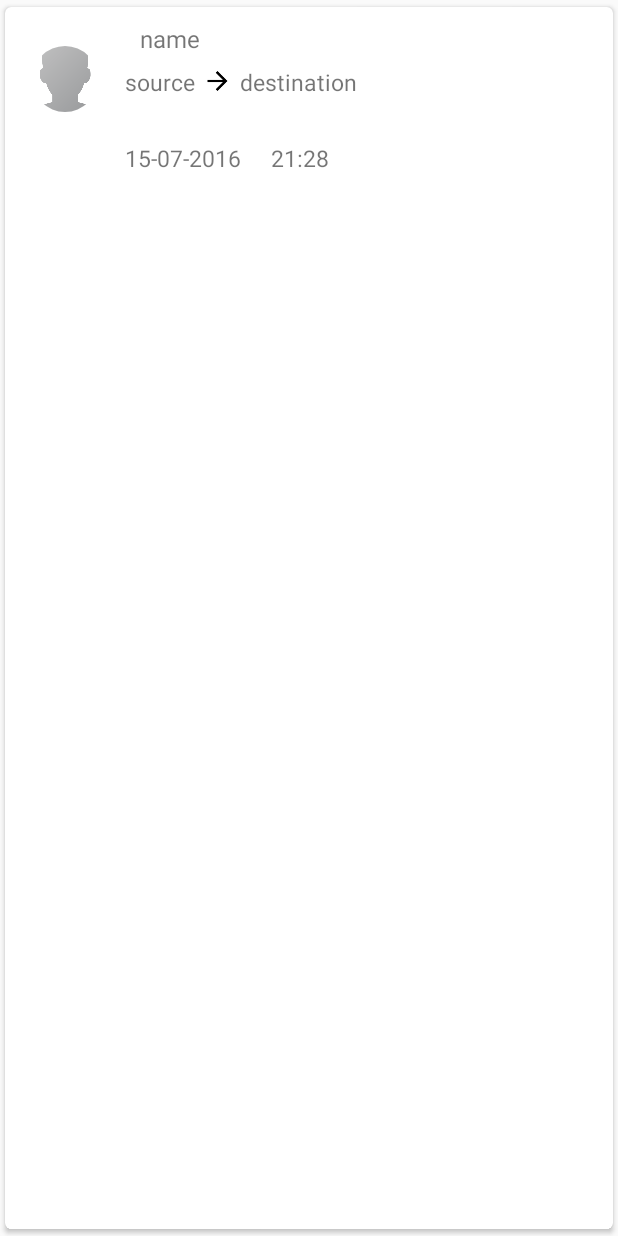
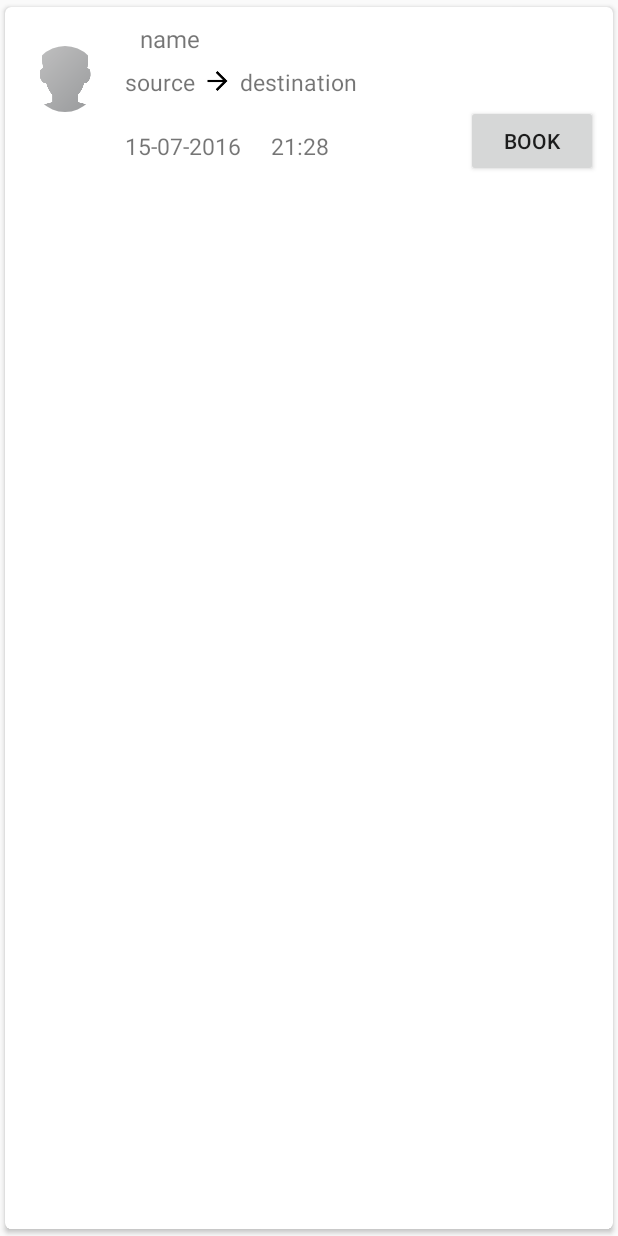
Before and after one commit to nihalanisumit/Poolio, an Android app: the layout ride_list_row.xml on its own in the app's theme, with its tools: preview values and no code run, on a phone screen of 412 x 824 dp. Run offline under Robolectric (Android 15) with nearby library versions, the phone set to English and light mode, and no system bars.

Commit message:
Some changes

```diff
--- a/app/src/main/AndroidManifest.xml
+++ b/app/src/main/AndroidManifest.xml
@@ -61,8 +61,7 @@
             android:theme="@style/AppFullScreenTheme" >
         </activity>
         <activity
-            android:name=".available_rides"
-            android:theme="@style/AppFullScreenTheme" >
+            android:name=".available_rides">
         </activity>
         <activity
             android:name=".details_ride"
--- a/app/src/main/res/layout/activity_sign_up.xml
+++ b/app/src/main/res/layout/activity_sign_up.xml
@@ -101,8 +101,8 @@
             android:layout_height="wrap_content"
             android:layout_marginTop="24dp"
             android:layout_marginBottom="24dp"
+            android:text="Create Account"
             android:padding="12dp"
-            android:text="Create Account"
             android:layout_gravity="center_horizontal"
             android:background="@drawable/buttons"
             />
--- a/app/src/main/res/layout/ride_list_row.xml
+++ b/app/src/main/res/layout/ride_list_row.xml
@@ -11,7 +11,7 @@
         >
 
         <RelativeLayout
-            android:layout_width="match_parent"
+            android:layout_width="wrap_content"
             android:layout_height="wrap_content"
             android:clickable="true"
             android:background="?android:attr/selectableItemBackground"
@@ -51,7 +51,8 @@
                 android:orientation="horizontal"
                 android:layout_below="@+id/name_tv"
                 android:layout_marginLeft="70dp"
-                android:layout_marginTop="07dp">
+                android:layout_marginTop="07dp"
+                android:id="@+id/linearLayout">
             <TextView
                 android:layout_width="wrap_content"
                 android:layout_height="wrap_content"
@@ -81,7 +82,7 @@
                 android:id="@+id/vehiclelayer"
                 android:layout_below="@+id/img_user"
                 android:orientation="horizontal"
-                android:layout_marginTop="10dp">
+                android:layout_marginTop="2dp">
 
 
 
@@ -110,7 +111,7 @@
 
             </LinearLayout>
             <LinearLayout
-                android:layout_width="match_parent"
+                android:layout_width="wrap_content"
                 android:layout_height="wrap_content"
                 android:layout_below="@+id/vehiclelayer"
                 android:orientation="horizontal"
@@ -135,13 +136,7 @@
                     android:layout_marginLeft="20dp"
                     android:text="21:28"
                     android:id="@+id/time_tv"/>
-                <!--<TextView-->
-                    <!--android:layout_width="wrap_content"-->
-                    <!--android:layout_height="wrap_content"-->
-                    <!--android:textSize="18dp"-->
-                    <!--android:layout_marginLeft="20dp"-->
-                    <!--android:text="Seats: 1"-->
-                    <!--android:id="@+id/seats_tv"/>-->
+
 
             </LinearLayout>
             <LinearLayout
@@ -149,7 +144,8 @@
                 android:layout_height="wrap_content"
                 android:orientation="horizontal"
                 android:layout_below="@+id/timestamplayer"
-                android:layout_marginTop="10dp">
+                android:layout_marginTop="10dp"
+                android:id="@+id/linearLayout2">
                 <!--<RelativeLayout-->
                     <!--android:layout_width="match_parent"-->
                     <!--android:layout_height="match_parent">-->
@@ -177,6 +173,16 @@
 
             </LinearLayout>
 
+            <Button
+                style="?android:attr/buttonStyle"
+                android:layout_width="wrap_content"
+                android:layout_height="wrap_content"
+                android:text="book"
+                android:id="@+id/button"
+                android:layout_alignBottom="@+id/linearLayout2"
+                android:layout_alignParentRight="true"
+                android:layout_alignParentEnd="true" />
+
         </RelativeLayout>
 
 </android.support.v7.widget.CardView>
--- a/app/src/main/res/values/styles.xml
+++ b/app/src/main/res/values/styles.xml
@@ -6,7 +6,7 @@
         <item name="colorPrimary">@color/colorPrimary</item>
         <item name="colorPrimaryDark">@color/colorPrimaryDark</item>
         <item name="colorAccent">@color/colorAccent</item>
-        <item name="android:navigationBarColor">@color/colorPrimaryDark</item>
+
     </style>
     <style name="AppTheme.NoActionBar">
         <item name="windowActionBar">false</item>
```
Also changed, not shown: app/src/main/java/androarmy/poolio/MainActivity.java (+17 -0 lines), app/src/main/java/androarmy/poolio/find_a_ride.java (+8 -0 lines), app/src/main/res/layout/content_main.xml (+8 -0 lines).
